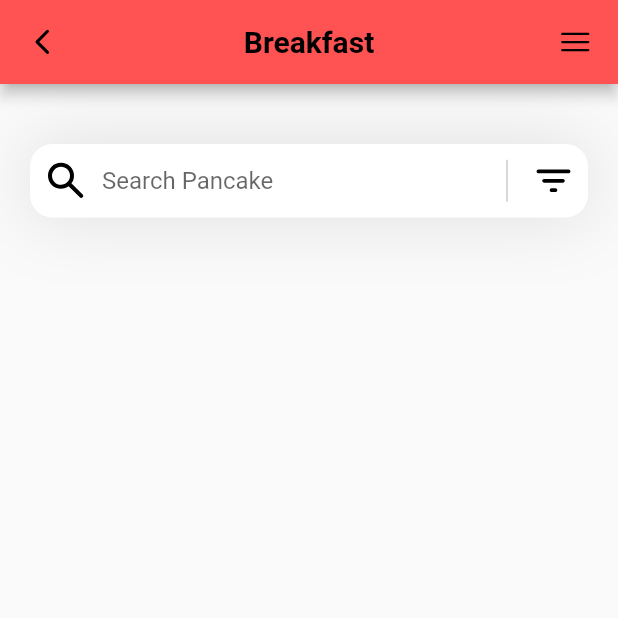
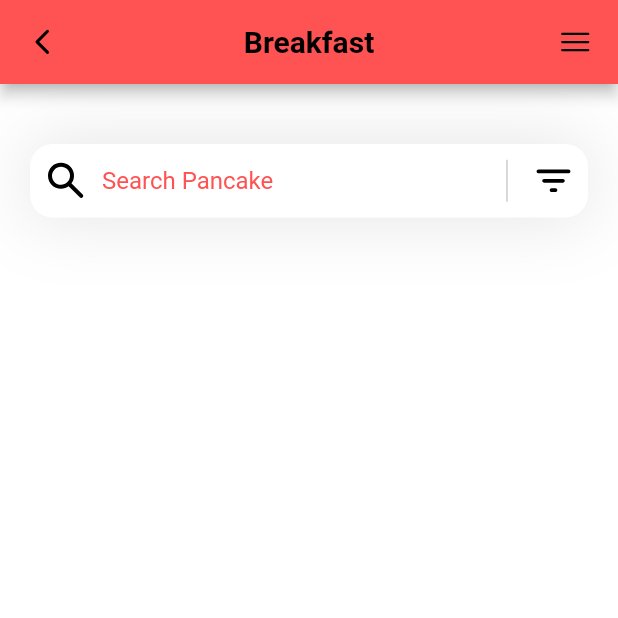
Before and after one commit to eddiearnoldz/flutter_tutorial, a Flutter app: the screen it shows after launch, on a phone screen of 412 x 824 dp, the top half of it. Run offline on Flutter 3.47's test engine with Material 2 defaults, Android fonts, the phone set to English and light mode, and no system bars; our stand-ins replace flutter_svg.

Commit message:
created seconded abstracted widget function for search bar

```diff
--- a/lib/pages/home.dart
+++ b/lib/pages/home.dart
@@ -9,9 +9,16 @@ class Homepage extends StatelessWidget {
   Widget build(BuildContext context) {
     return Scaffold(
       appBar: appBar(),
+      backgroundColor: Colors.white,
       body: Column(
         children: [
-          Container(
+          _searchField()
+      ]),
+    );
+  }
+
+  Container _searchField() {
+    return Container(
           margin: const EdgeInsets.only(top:40,left:20,right:20,bottom:40),
               alignment: Alignment.center,
           decoration: BoxDecoration(
@@ -27,6 +34,10 @@ class Homepage extends StatelessWidget {
               fillColor: Colors.white,
               contentPadding: EdgeInsets.all(15),
               hintText: 'Search Pancake',
+              hintStyle: const TextStyle(
+                color: Colors.redAccent,
+                fontSize: 16
+              ),
               prefixIcon: Padding(
                 padding: const EdgeInsets.all(8.0),
                 child: SvgPicture.asset('assets/icons/search_icon.svg'),
@@ -58,8 +69,6 @@ class Homepage extends StatelessWidget {
                 borderSide: BorderSide.none)
             ),
           ),
-          )
-      ]),
         );
   }
 
```
Lines whose indentation alone changed are shown as unchanged.
